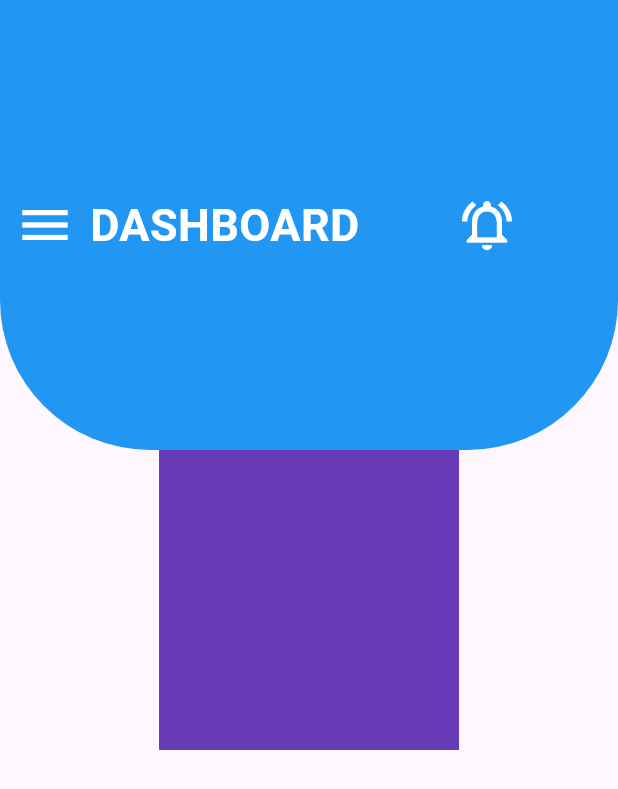
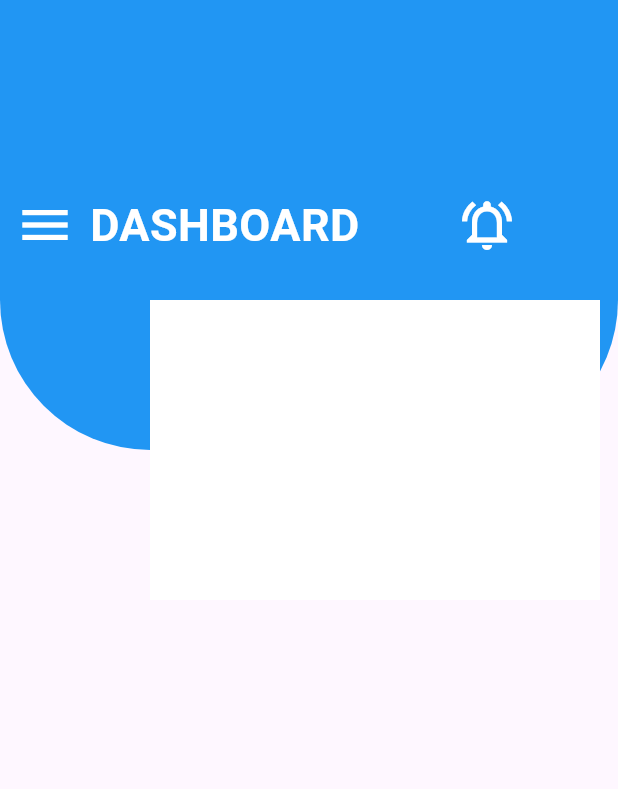
Before and after one commit to rifatalam26/my-first-app, a Flutter app: the screen it shows after launch, on a phone screen of 412 x 824 dp. Shown: the top 789 px of the screen. Run offline on Flutter 3.47's test engine with Material 3 defaults, Android fonts, the light colour scheme and no system bars; our stand-ins replace get.

Commit message:
Stack widget

```diff
--- a/lib/view/second_screen.dart
+++ b/lib/view/second_screen.dart
@@ -47,8 +47,6 @@ class _second_screenState extends State<second_screen> {
       alignment: Alignment.topLeft,
       clipBehavior: Clip.none,
       children: [
-        Column(
-          children: [
         Container(
           height: 300,
           width: 500,
@@ -85,13 +83,15 @@ class _second_screenState extends State<second_screen> {
               )
             ],
           ),
-
         ),
         Positioned(
-                bottom: -300,
-                child: Container(height: 200,width: 200,color: Colors.deepPurple,))
-          ],
-        ),
+            bottom: -100,
+            left: 100,
+            child: Container(
+              height: 200,
+              width: 300,
+              color: Colors.white,
+            )),
       ],
     ));
   }
```
Lines whose indentation alone changed are shown as unchanged.
